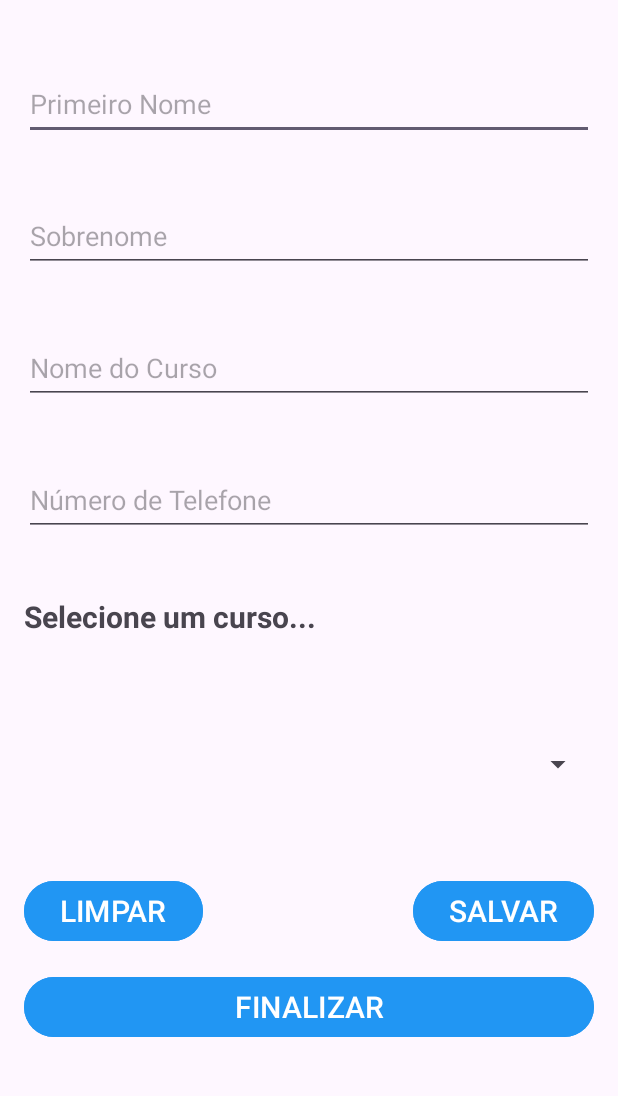
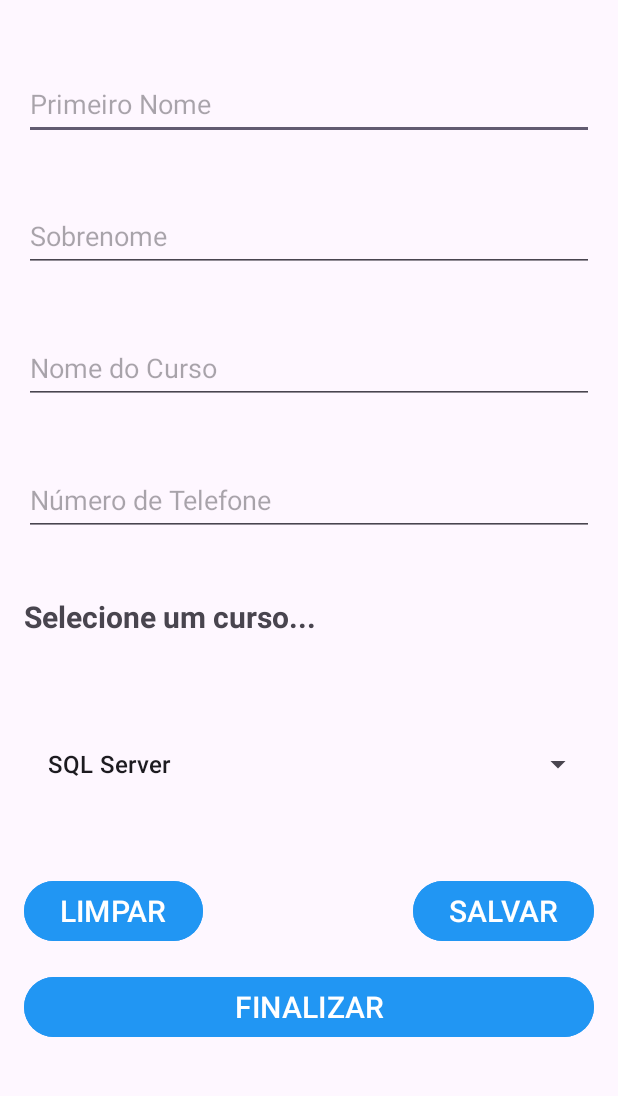
Before and after one commit to Ofice0313/ListCourse, an Android app: the screen it shows after launch (MainActivity), on a phone screen of 412 x 824 dp, the part 81-1177 px from its top. Run offline under Robolectric (Android 15) with nearby library versions, the phone set to English and light mode, and no system bars.

Commit message:
implemeting spinner

```diff
--- a/app/src/main/java/devandroid/ofice/listcourse/controller/CursoController.java
+++ b/app/src/main/java/devandroid/ofice/listcourse/controller/CursoController.java
@@ -1,4 +1,40 @@
 package devandroid.ofice.listcourse.controller;
 
+import java.util.ArrayList;
+import java.util.List;
+
+import devandroid.ofice.listcourse.model.Curso;
+
 public class CursoController {
+
+    public List listCursos;
+
+
+
+    public List getListCursos(){
+
+
+        listCursos  = new ArrayList<Curso>();
+
+        listCursos.add( new Curso("SQL Server"));
+        listCursos.add( new Curso("Azure DataBase"));
+        listCursos.add( new Curso("AWS"));
+        listCursos.add( new Curso("Spring Boot"));
+        listCursos.add( new Curso("C#"));
+        listCursos.add( new Curso("Kotlin"));
+        listCursos.add( new Curso("Figma"));
+        listCursos.add( new Curso("Flutter"));
+
+        return listCursos;
+    }
+
+    public ArrayList<String> dadosParaSpinner(){
+
+        ArrayList<String> dados = new ArrayList<>();
+        for (int i = 0; i < getListCursos().size(); i++) {
+            Curso objecto = (Curso) getListCursos().get(i);
+            dados.add(objecto.getNome());
+        }
+        return dados;
+    }
 }
--- a/app/src/main/java/devandroid/ofice/listcourse/model/Curso.java
+++ b/app/src/main/java/devandroid/ofice/listcourse/model/Curso.java
@@ -4,6 +4,10 @@ public class Curso {
 
 
     private String nome;
+
+    public Curso(String nome) {
+        this.nome = nome;
+    }
 
     public String getNome() {
         return nome;
--- a/app/src/main/java/devandroid/ofice/listcourse/view/MainActivity.java
+++ b/app/src/main/java/devandroid/ofice/listcourse/view/MainActivity.java
@@ -1,11 +1,13 @@
 package devandroid.ofice.listcourse.view;
 
+import android.annotation.SuppressLint;
 import android.content.SharedPreferences;
 import android.os.Bundle;
-import android.util.Log;
 import android.view.View;
+import android.widget.ArrayAdapter;
 import android.widget.Button;
 import android.widget.EditText;
+import android.widget.Spinner;
 import android.widget.Toast;
 
 import androidx.activity.EdgeToEdge;
@@ -14,9 +16,11 @@ import androidx.core.graphics.Insets;
 import androidx.core.view.ViewCompat;
 import androidx.core.view.WindowInsetsCompat;
 
+import java.util.List;
+
 import devandroid.ofice.listcourse.R;
+import devandroid.ofice.listcourse.controller.CursoController;
 import devandroid.ofice.listcourse.controller.PessoaController;
-import devandroid.ofice.listcourse.model.Curso;
 import devandroid.ofice.listcourse.model.Pessoa;
 
 public class MainActivity extends AppCompatActivity {
@@ -25,6 +29,8 @@ public class MainActivity extends AppCompatActivity {
     String dadosOutraPessoa;
 
     PessoaController pessoaController;
+    CursoController cursoController;
+    List<String> nomeDosCursos;
 
     SharedPreferences sharedPreferences;
     public static final String NOME_PREFERENCES = "pref_listaVip";
@@ -38,6 +44,9 @@ public class MainActivity extends AppCompatActivity {
     Button btnSalvar;
     Button btnfinalizar;
 
+    Spinner spinner;
+
+    @SuppressLint("MissingInflatedId")
     @Override
     protected void onCreate(Bundle savedInstanceState) {
         super.onCreate(savedInstanceState);
@@ -48,6 +57,10 @@ public class MainActivity extends AppCompatActivity {
             v.setPadding(systemBars.left, systemBars.top, systemBars.right, systemBars.bottom);
             return insets;
         });
+
+        cursoController = new CursoController();
+        nomeDosCursos = cursoController.dadosParaSpinner();
+
 
         //O Zero significa o nivel de autorizacao que terá o arquivo, nesta o 0 significa leitura e escrita
         sharedPreferences = getSharedPreferences(NOME_PREFERENCES, 0);
@@ -63,6 +76,7 @@ public class MainActivity extends AppCompatActivity {
         editSobrenome = findViewById(R.id.edit_sobrenome);
         editNomeDoCurso = findViewById(R.id.edit_nome_curso);
         editTelefone = findViewById(R.id.edit_telefone);
+        spinner = findViewById(R.id.spinnerListaDeCursos);
 
         editPrimeiroNome.setText(pessoa.getPrimeiroNome());
         editSobrenome.setText(pessoa.getSobrenome());
@@ -72,6 +86,14 @@ public class MainActivity extends AppCompatActivity {
         btnLimpar = findViewById(R.id.btn_limpar);
         btnSalvar = findViewById(R.id.btn_salvar);
         btnfinalizar = findViewById(R.id.btn_finalizar);
+
+        //Adapter, Layout, Injectar o Adapter ao Spinner - A lista gerada
+
+        ArrayAdapter<String> adapter = new ArrayAdapter<>(this, android.R.layout.simple_list_item_1,
+                cursoController.dadosParaSpinner());
+
+        adapter.setDropDownViewResource(android.R.layout.simple_list_item_1);
+        spinner.setAdapter(adapter);
 
         btnLimpar.setOnClickListener(new View.OnClickListener() {
             @Override
--- a/app/src/main/res/layout/activity_main.xml
+++ b/app/src/main/res/layout/activity_main.xml
@@ -90,7 +90,7 @@
         app:layout_editor_absoluteX="11dp"/>
 
     <Spinner
-        android:id="@+id/listaDeCursos"
+        android:id="@+id/spinnerListaDeCursos"
         android:layout_width="match_parent"
         android:layout_height="48dp"
         android:layout_marginTop="40dp"
@@ -111,7 +111,7 @@
         app:layout_constraintEnd_toStartOf="@+id/btn_salvar"
         app:layout_constraintHorizontal_bias="0.063"
         app:layout_constraintStart_toStartOf="@+id/btn_finalizar"
-        app:layout_constraintTop_toBottomOf="@+id/listaDeCursos"
+        app:layout_constraintTop_toBottomOf="@+id/spinnerListaDeCursos"
         app:layout_constraintVertical_bias="0.0"
         app:layout_goneMarginTop="16dp" />
 
@@ -127,7 +127,7 @@
         app:layout_constraintBottom_toTopOf="@+id/btn_finalizar"
         app:layout_constraintEnd_toEndOf="@+id/btn_finalizar"
         app:layout_constraintStart_toEndOf="@+id/btn_limpar"
-        app:layout_constraintTop_toBottomOf="@+id/listaDeCursos"
+        app:layout_constraintTop_toBottomOf="@+id/spinnerListaDeCursos"
         app:layout_constraintVertical_bias="0.0" />
 
     <Button
```
